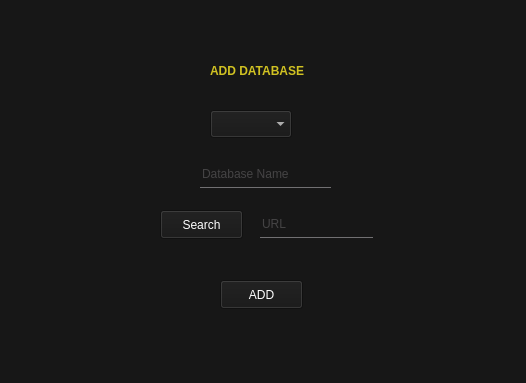
This is forms/databaseadd.ui in BethencourtFlorian/Platlog_c as Qt 5 draws it before an edit. The edited form follows.
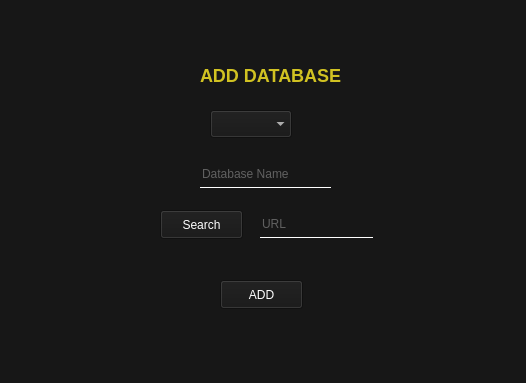
This is the edited form.

Commit message: Changements design + langue globale du logiciel

What changed in the file:
```diff
--- a/forms/databaseadd.ui
+++ b/forms/databaseadd.ui
@@ -23,23 +23,26 @@
 {
 	background: transparent;
 	border: none;
-	color: #717072;
-	border-bottom: 1px solid #717072;
+	
+	
+	color: rgb(170, 170, 170);
+	border-bottom: 1px solid white;
 }
 </string>
   </property>
   <widget class="QLabel" name="label">
    <property name="geometry">
     <rect>
-     <x>210</x>
+     <x>200</x>
      <y>60</y>
-     <width>111</width>
-     <height>21</height>
+     <width>141</width>
+     <height>31</height>
     </rect>
    </property>
    <property name="styleSheet">
     <string notr="true">color: rgb(209, 194, 34);
-font-weight: bold;</string>
+font-weight: bold;
+font-size: 18px;</string>
    </property>
    <property name="text">
     <string>ADD DATABASE</string>
```
The commit also changes 4 other files.
